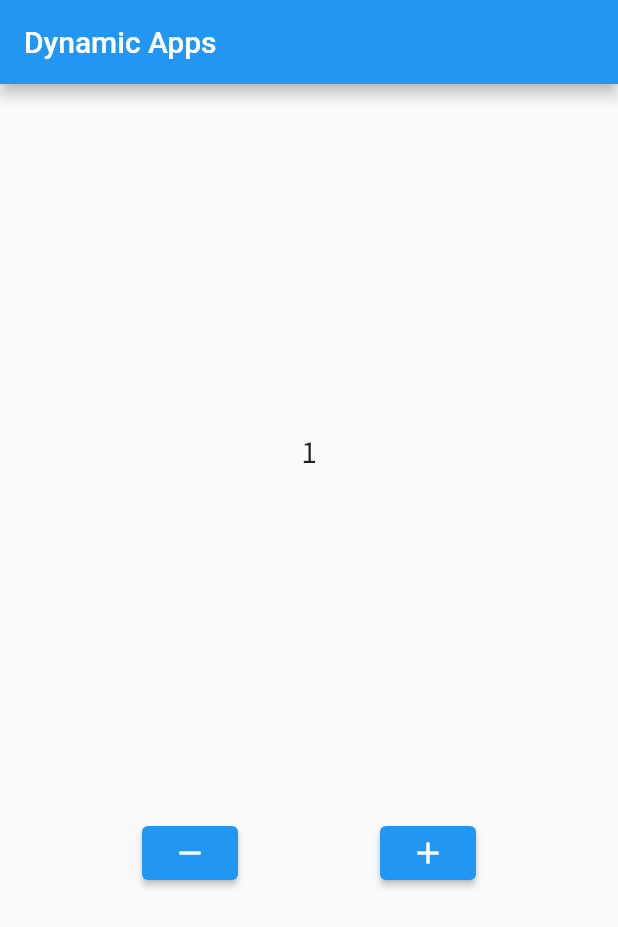
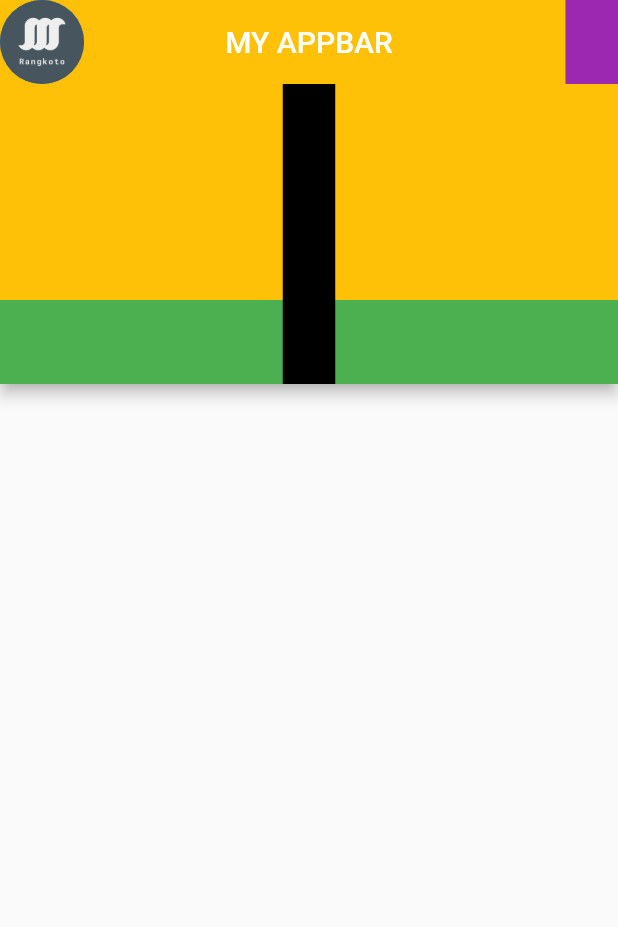
Before and after one commit to rangkotodotcom/belajar-flutter, a Flutter app: the screen it shows after launch, on a phone screen of 412 x 824 dp. Shown: the top 927 px of the screen. Run offline on Flutter 3.47's test engine with Material 2 defaults, Android fonts, the phone set to English and light mode, and no system bars; our stand-ins replace faker.

Commit message:
belajar 12/02

```diff
--- a/lib/main.dart
+++ b/lib/main.dart
@@ -1,57 +1,42 @@
-import 'package:faker/faker.dart';
 import 'package:flutter/material.dart';
 
 void main() {
   runApp(MyApp());
 }
 
-class MyApp extends StatefulWidget {
-  @override
-  State<MyApp> createState() => _MyAppState();
-}
-
-class _MyAppState extends State<MyApp> {
-  int counter = 1;
+class MyApp extends StatelessWidget {
+  const MyApp({super.key});
 
   @override
   Widget build(BuildContext context) {
     return MaterialApp(
       home: Scaffold(
         appBar: AppBar(
-          title: Text('Dynamic Apps'),
-        ),
-        body: Column(
-          mainAxisAlignment: MainAxisAlignment.spaceEvenly,
-          children: [
-            Text(
-              counter.toString(),
-              style: TextStyle(
-                fontSize: 20 + double.parse(counter.toString()),
-                fontFamily: "Source Sans Pro",
-              ),
+          backgroundColor: Colors.green,
+          title: Text("MY APPBAR"),
+          centerTitle: true,
+          leading: CircleAvatar(
+            backgroundImage: AssetImage("images/logo.png"),
+          ),
+          actions: [
+            Container(
+              width: 35,
+              color: Colors.purple,
             ),
-            Row(
-              mainAxisAlignment: MainAxisAlignment.spaceEvenly,
-              children: [
-                ElevatedButton(
-                  onPressed: () {
-                    setState(() {
-                      counter--;
-                    });
-                  },
-                  child: Icon(Icons.remove),
-                ),
-                ElevatedButton(
-                  onPressed: () {
-                    setState(() {
-                      counter++;
-                    });
-                  },
-                  child: Icon(Icons.add),
-                ),
-              ],
-            )
           ],
+          bottom: PreferredSize(
+            preferredSize: Size.fromHeight(200),
+            child: Container(
+              width: 35,
+              height: 200,
+              color: Colors.black,
+            ),
+          ),
+          flexibleSpace: Container(
+            width: 35,
+            height: 200,
+            color: Colors.amber,
+          ),
         ),
       ),
     );
--- /dev/null
+++ b/lib/mapping_list.dart
@@ -0,0 +1,93 @@
+import 'package:flutter/material.dart';
+
+void main() {
+  runApp(MyApp());
+}
+
+class MyApp extends StatelessWidget {
+  final List<Map<String, dynamic>> myList = [
+    {
+      "name": "Jamilur",
+      "age": 24,
+      "favColor": [
+        "Black",
+        "Green",
+        "Amber",
+        "Black",
+        "Green",
+        "Amber",
+        "Black",
+        "Green",
+        "Amber",
+        "Black",
+        "Green",
+        "Amber"
+      ],
+    },
+    {
+      "name": "Fany",
+      "age": 23,
+      "favColor": ["Blue", "Pink", "Gray"],
+    }
+  ];
+
+  @override
+  Widget build(BuildContext context) {
+    return MaterialApp(
+      home: Scaffold(
+        appBar: AppBar(
+          title: Text("ID Apps"),
+        ),
+        body: ListView(
+          children: myList.map((data) {
+            List favColor = data['favColor'];
+            return Card(
+              margin: EdgeInsets.all(10),
+              color: Colors.black12,
+              child: Container(
+                margin: EdgeInsets.all(10),
+                child: Column(
+                  crossAxisAlignment: CrossAxisAlignment.start,
+                  children: [
+                    Row(
+                      children: [
+                        CircleAvatar(),
+                        SizedBox(
+                          width: 20,
+                        ),
+                        Column(
+                          crossAxisAlignment: CrossAxisAlignment.start,
+                          children: [
+                            Text("Name : ${data['name']}"),
+                            Text("Age : ${data['age']}"),
+                          ],
+                        )
+                      ],
+                    ),
+                    SingleChildScrollView(
+                      scrollDirection: Axis.horizontal,
+                      child: Row(
+                        mainAxisAlignment: MainAxisAlignment.start,
+                        children: favColor.map((color) {
+                          return Container(
+                            color: Colors.amber,
+                            margin: EdgeInsets.symmetric(
+                              vertical: 15,
+                              horizontal: 8,
+                            ),
+                            padding: EdgeInsets.all(10),
+                            child: Text(color),
+                          );
+                        }).toList(),
+                      ),
+                    )
+                  ],
+                ),
+              ),
+            );
+          }).toList(),
+        ),
+      ),
+    );
+  }
+}
--- a/pubspec.yaml
+++ b/pubspec.yaml
@@ -35,6 +35,7 @@ dependencies:
   # Use with the CupertinoIcons class for iOS style icons.
   cupertino_icons: ^1.0.2
   faker: ^2.1.0
+  intl: ^0.18.0
 
 dev_dependencies:
   flutter_test:
```
Also changed, not shown: lib/date_format.dart (added, +28 -0 lines), lib/stateful_widget.dart (added, +58 -0 lines), pubspec.lock, 1 other file.
